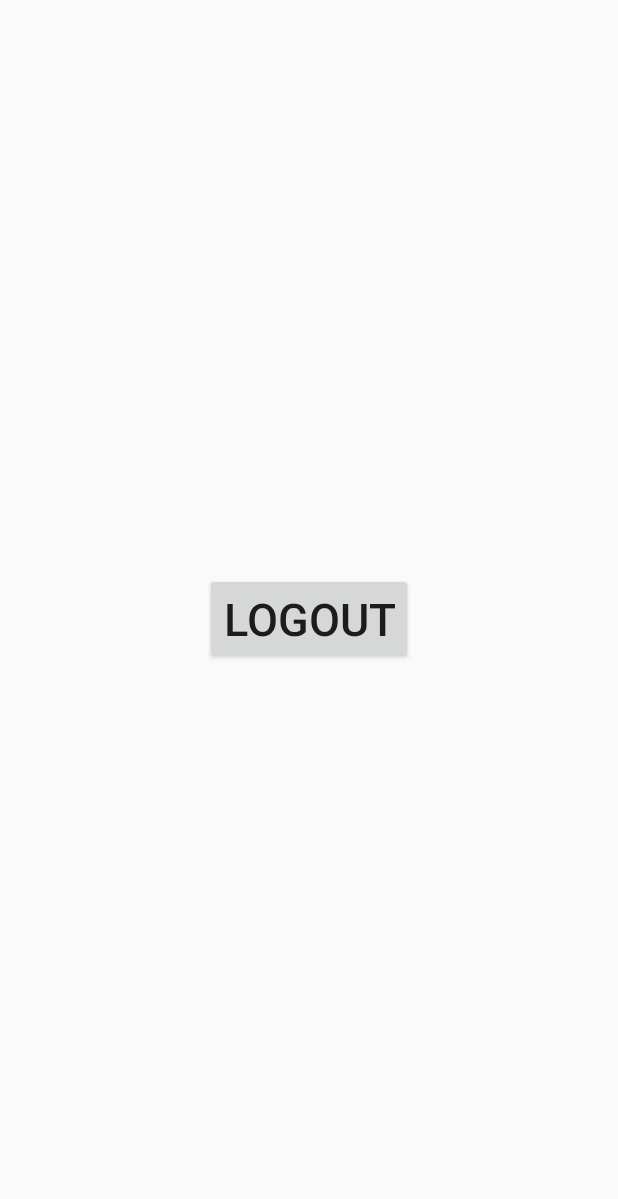
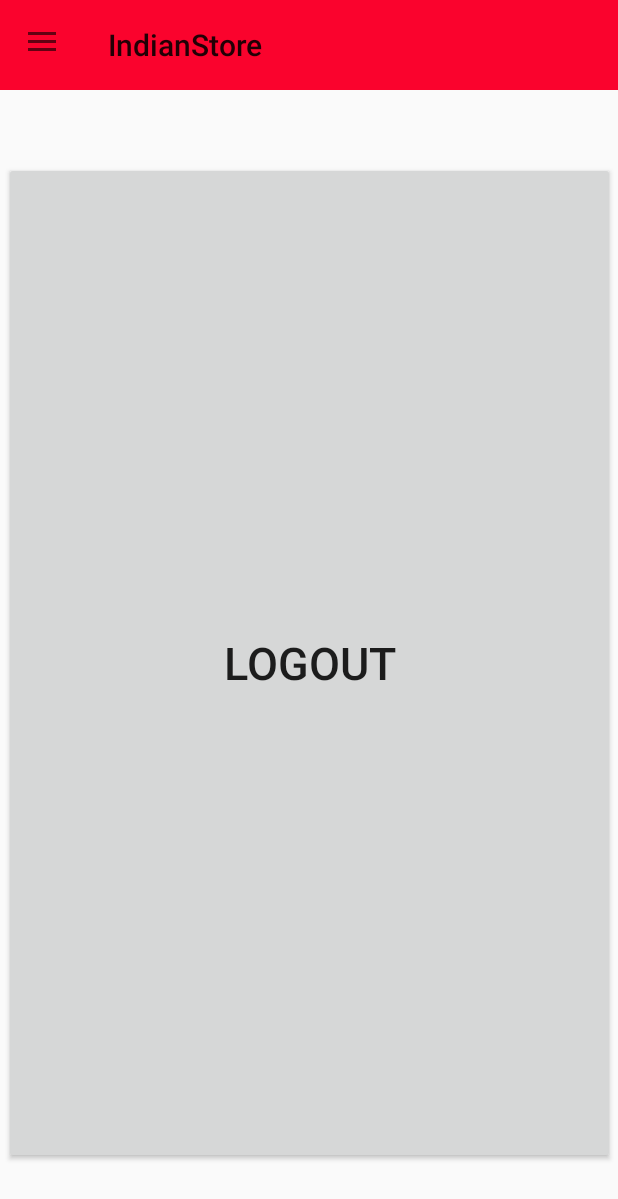
Before and after one commit to HarshitGoel1110/IndianShop, an Android app: the screen it shows after launch once a user with an empty profile is signed in (HomeActivity), on a phone screen of 412 x 824 dp. Shown: the top 1199 px of the screen. Run offline under Robolectric (Android 15) with nearby library versions, the light colour scheme and no system bars; our stand-ins replace Firebase (no records; nobody signed in at launch, a user with empty details on screens opened directly).

Commit message:
firestore adapter for shop owner done

```diff
--- a/app/build.gradle
+++ b/app/build.gradle
@@ -30,6 +30,7 @@ dependencies {
     implementation 'com.google.firebase:firebase-firestore:21.4.3'
     implementation 'com.google.firebase:firebase-auth:19.3.1'
     implementation 'com.google.firebase:firebase-storage:19.1.1'
+    implementation files('android.support.v7.app.AppCompatActivity;')
     testImplementation 'junit:junit:4.12'
     androidTestImplementation 'androidx.test.ext:junit:1.1.1'
     androidTestImplementation 'androidx.test.espresso:espresso-core:3.2.0'
@@ -37,4 +38,7 @@ dependencies {
     // progress bar
     implementation 'com.github.ybq:Android-SpinKit:1.4.0'
 
+    //ui
+    implementation 'com.firebaseui:firebase-ui-firestore:6.2.1'
+
 }
--- a/app/src/main/java/com/harshit/indianstore/HomeActivity.java
+++ b/app/src/main/java/com/harshit/indianstore/HomeActivity.java
@@ -1,21 +1,43 @@
 package com.harshit.indianstore;
 
+import androidx.annotation.NonNull;
+import androidx.appcompat.app.ActionBarDrawerToggle;
 import androidx.appcompat.app.AppCompatActivity;
+import androidx.appcompat.widget.Toolbar;
+import androidx.drawerlayout.widget.DrawerLayout;
 
+import android.content.ClipData;
 import android.content.Intent;
 import android.os.Bundle;
+import android.view.Menu;
+import android.view.MenuItem;
 import android.view.View;
 import android.widget.Button;
+import android.widget.Toast;
 
+import com.google.android.gms.tasks.OnFailureListener;
+import com.google.android.gms.tasks.OnSuccessListener;
+import com.google.android.material.navigation.NavigationView;
 import com.google.firebase.auth.FirebaseAuth;
 import com.google.firebase.auth.FirebaseUser;
+import com.google.firebase.firestore.DocumentReference;
+import com.google.firebase.firestore.DocumentSnapshot;
+import com.google.firebase.firestore.FirebaseFirestore;
 
 public class HomeActivity extends AppCompatActivity {
 
     FirebaseAuth mAuth;
     FirebaseUser mUser;
+    FirebaseFirestore db;
+    DocumentReference user;
+    DocumentReference shop;
 
+    DrawerLayout drawerLayout;
+    ActionBarDrawerToggle actionBarDrawerToggle;
     Button logout;
+    boolean hasShop = false;
+
+    Toolbar toolbar;
 
     @Override
     protected void onCreate(Bundle savedInstanceState) {
@@ -24,6 +46,17 @@ public class HomeActivity extends AppCompatActivity {
 
         mAuth = FirebaseAuth.getInstance();
         mUser = mAuth.getCurrentUser();
+        db = FirebaseFirestore.getInstance();
+
+        toolbar = findViewById(R.id.toolbar);
+        setSupportActionBar(toolbar);
+
+
+        drawerLayout = findViewById(R.id.homeDrawerLayout);
+        actionBarDrawerToggle = new ActionBarDrawerToggle(this , drawerLayout , R.string.open , R.string.close);
+        drawerLayout.addDrawerListener(actionBarDrawerToggle);
+        actionBarDrawerToggle.syncState();
+        getSupportActionBar().setDisplayHomeAsUpEnabled(true);
 
         logout = findViewById(R.id.homeLogout);
         logout.setOnClickListener(new View.OnClickListener() {
@@ -32,6 +65,56 @@ public class HomeActivity extends AppCompatActivity {
                 logout();
             }
         });
+
+        setShop();
+
+
+
+    }
+
+    private void setShop() {
+        String uid = mUser.getUid();
+        Toast.makeText(this, uid, Toast.LENGTH_SHORT).show();
+        user = db.collection("users").document(uid);
+        user.get().addOnSuccessListener(new OnSuccessListener<DocumentSnapshot>() {
+            @Override
+            public void onSuccess(DocumentSnapshot documentSnapshot) {
+                if(documentSnapshot.exists()){
+                    hasShop = documentSnapshot.getBoolean("shop");
+                    NavigationView navigationView = findViewById(R.id.homeNavigation);
+                    Menu menu = navigationView.getMenu();
+                    MenuItem shop = menu.findItem(R.id.shop);
+                    if(hasShop) {
+                        shop.setTitle("View Your Shop");
+                    }
+                    else
+                        shop.setTitle("Create a new Shop");
+                }
+                else{
+                    Toast.makeText(HomeActivity.this, "Please check your internet connection", Toast.LENGTH_LONG).show();
+                }
+            }
+        }).addOnFailureListener(new OnFailureListener() {
+            @Override
+            public void onFailure(@NonNull Exception e) {
+                Toast.makeText(HomeActivity.this, "Some error occur while fetching", Toast.LENGTH_SHORT).show();
+            }
+        });
+    }
+
+    @Override
+    public boolean onOptionsItemSelected(@NonNull MenuItem item) {
+        if(actionBarDrawerToggle.onOptionsItemSelected(item)){
+            return true;
+        }
+        switch (item.getItemId()){
+            case R.id.shop : {
+                // if hashShop == true then direct to Shop view
+                //otherwise first create a new shop and then shop view
+            }
+        }
+        return super.onOptionsItemSelected(item);
+
     }
 
     @Override
--- a/app/src/main/java/com/harshit/indianstore/MainActivity.java
+++ b/app/src/main/java/com/harshit/indianstore/MainActivity.java
@@ -23,6 +23,10 @@ public class MainActivity extends AppCompatActivity {
         mUser = mAuth.getCurrentUser();
     }
 
+    public void checkConnection(){
+
+    }
+
     @Override
     protected void onStart() {
         super.onStart();
--- a/app/src/main/res/layout/activity_home.xml
+++ b/app/src/main/res/layout/activity_home.xml
@@ -2,9 +2,40 @@
 <androidx.constraintlayout.widget.ConstraintLayout xmlns:android="http://schemas.android.com/apk/res/android"
     xmlns:app="http://schemas.android.com/apk/res-auto"
     xmlns:tools="http://schemas.android.com/tools"
+    android:layout_height="match_parent"
+    android:layout_width="match_parent">
+
+    <androidx.appcompat.widget.Toolbar
+        android:id="@+id/toolbar"
         android:layout_width="match_parent"
+        android:layout_height="60dp"
+        android:background="@color/pinkred"
+        app:layout_constraintEnd_toEndOf="parent"
+        app:layout_constraintStart_toStartOf="parent"
+        app:layout_constraintTop_toTopOf="parent" />
+
+    <androidx.drawerlayout.widget.DrawerLayout
+        android:id="@+id/homeDrawerLayout"
+        android:layout_width="407dp"
+        android:layout_height="668dp"
+        app:layout_constraintBottom_toBottomOf="parent"
+        app:layout_constraintEnd_toEndOf="parent"
+        app:layout_constraintStart_toStartOf="parent"
+        app:layout_constraintTop_toBottomOf="@+id/toolbar"
+        tools:context=".HomeActivity">
+
+        <com.google.android.material.navigation.NavigationView
+            android:id="@+id/homeNavigation"
+            android:layout_width="wrap_content"
             android:layout_height="match_parent"
-    tools:context=".HomeActivity">
+            android:layout_gravity="start"
+            android:background="@color/white"
+            app:headerLayout="@layout/header"
+            app:itemIconTint="@color/grey"
+            app:itemTextColor="@color/pinkred"
+            app:menu="@menu/drawer_menu">
+
+        </com.google.android.material.navigation.NavigationView>
 
         <Button
             android:id="@+id/homeLogout"
@@ -17,4 +48,8 @@
             app:layout_constraintStart_toStartOf="parent"
             app:layout_constraintTop_toTopOf="parent" />
 
+    </androidx.drawerlayout.widget.DrawerLayout>
+
+
+
 </androidx.constraintlayout.widget.ConstraintLayout>
--- /dev/null
+++ b/app/src/main/res/menu/drawer_menu.xml
@@ -0,0 +1,24 @@
+<?xml version="1.0" encoding="utf-8"?>
+<menu xmlns:android="http://schemas.android.com/apk/res/android">
+
+    <item
+        android:id="@+id/dashboard"
+        android:title="Dashboard" />
+
+    <item
+        android:id="@+id/event"
+        android:title="Event" />
+
+    <item
+        android:id="@+id/shop"
+        android:title="shop" />
+
+    <item
+        android:id="@+id/setting"
+        android:title="Setting" />
+
+    <item
+        android:id="@+id/logout"
+        android:title="Logout" />
+
+</menu>
--- a/app/src/main/res/values/strings.xml
+++ b/app/src/main/res/values/strings.xml
@@ -1,5 +1,8 @@
 <resources>
     <string name="app_name">IndianStore</string>
+    <string name="open">Open</string>
+    <string name="close">Close</string>
+
     <string-array name="userType">
         <item>---Select the User Type---</item>
         <item>Shop Owner</item>
```
Also changed, not shown: app/src/main/AndroidManifest.xml (+6 -4 lines), app/src/main/java/com/harshit/indianstore/AddNewProduct.java (added, +87 -0 lines), app/src/main/java/com/harshit/indianstore/ConnectivityReceiver.java (added, +33 -0 lines), app/src/main/java/com/harshit/indianstore/ProductsModel.java (added, +44 -0 lines), app/src/main/java/com/harshit/indianstore/ShopView.java (added, +132 -0 lines), app/src/main/res/layout/activity_add_new_product.xml (added, +85 -0 lines), app/src/main/res/layout/activity_shop_view.xml (added, +29 -0 lines), app/src/main/res/layout/header.xml (added, +31 -0 lines), app/src/main/res/layout/list_item_single.xml (added, +52 -0 lines), app/src/main/res/layout/toolbar.xml (added, +10 -0 lines), app/src/main/res/menu/view_shop_items.xml (added, +11 -0 lines). Lines whose indentation alone changed are shown as unchanged.
